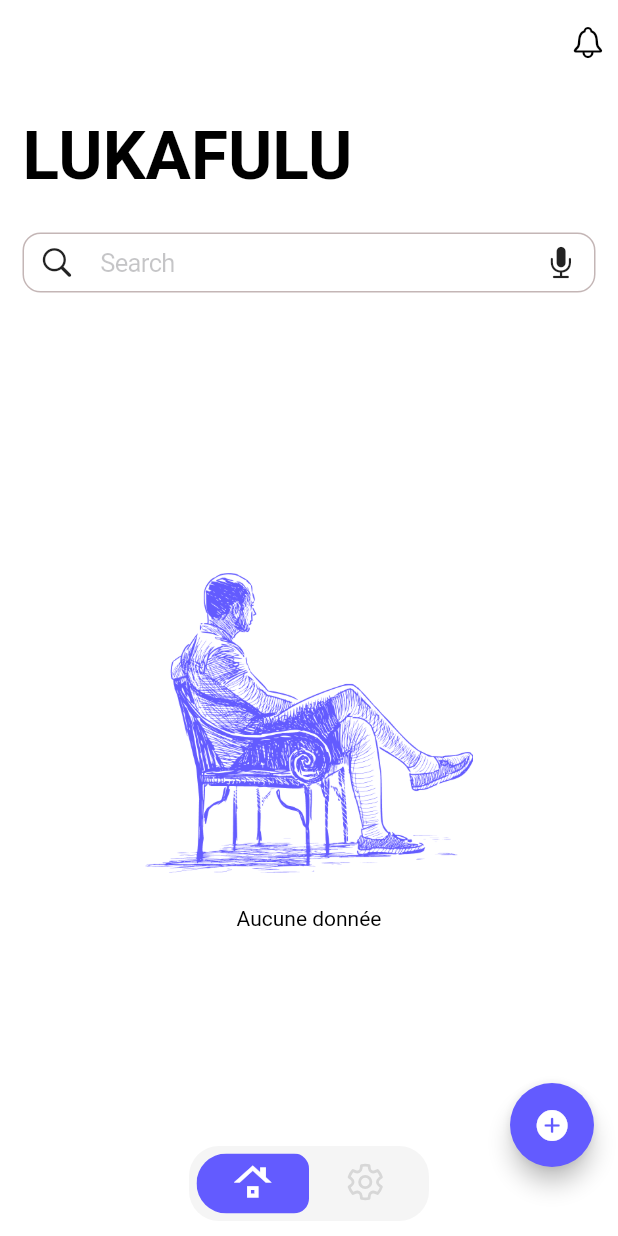
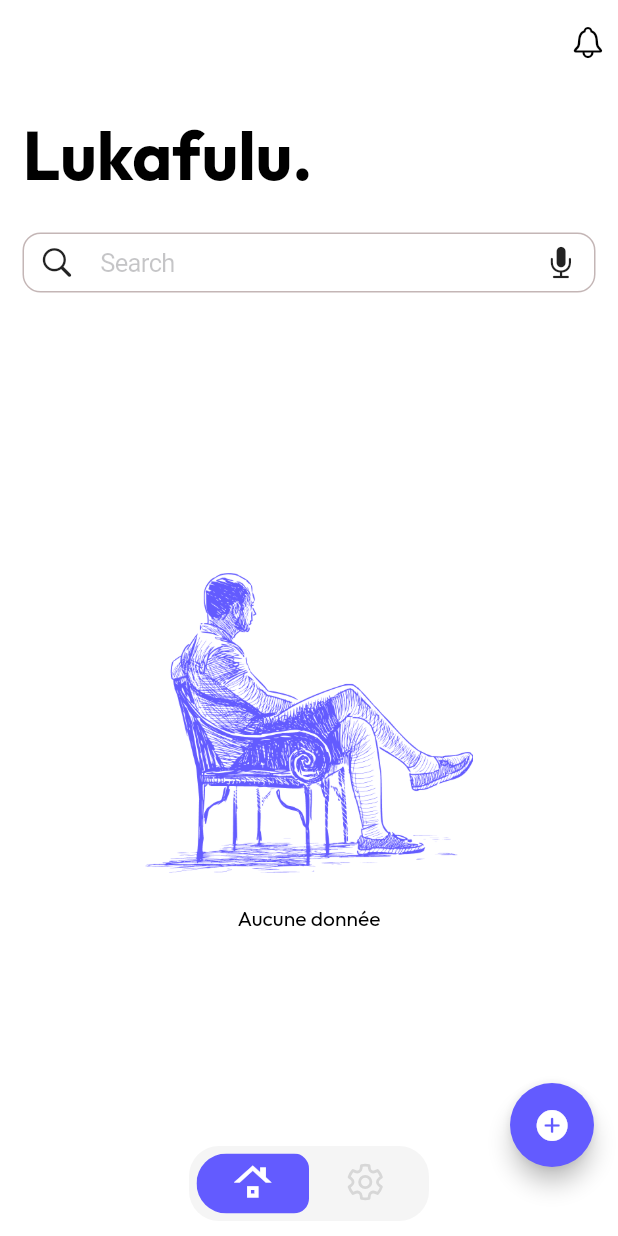
Before and after one commit to justinakonkwa/lukafulu_app, a Flutter app: the screen it shows after launch, on a phone screen of 412 x 824 dp. Run offline on Flutter 3.47's test engine with Material 3 defaults, Android fonts, the phone set to English and light mode, and no system bars; our stand-ins replace fluentui_system_icons, flutter_translate, image_picker, modal_bottom_sheet, shared_preferences; missing offline and left inert: store_redirect; Roboto replaces fonts that are missing (Montserrat).

Commit message:
add font

```diff
--- a/lib/pages/menu/chatpage.dart
+++ b/lib/pages/menu/chatpage.dart
@@ -121,7 +121,7 @@ class _HomePageState extends State<HomePage> {
             crossAxisAlignment: CrossAxisAlignment.start,
             children: [
               AppTextLarge(
-                text: "LUKAFULU",
+                text: "Lukafulu.",
                 size: 45.0,
               ),
               SizedBox(height: 20),
--- a/pubspec.yaml
+++ b/pubspec.yaml
@@ -85,6 +85,11 @@ flutter:
   # "family" key with the font family name, and a "fonts" key with a
   # list giving the asset and other descriptors for the font. For
   # example:
+  fonts:
+    - family: Outfit
+      fonts:
+        - asset: fonts/Outfit-ExtraLight.ttf
+        - asset: fonts/Outfit-Medium.ttf
   # fonts:
   #   - family: Schyler
   #     fonts:
```
